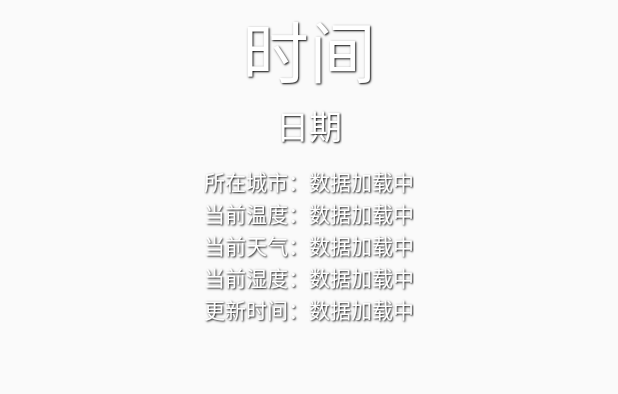
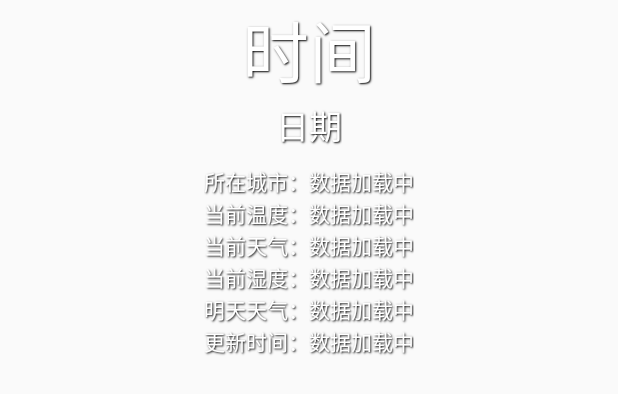
Before and after one commit to dreamlin/JiaApp, an Android app: the layout widget.xml on its own in the app's theme, with its tools: preview values and no code run, on a phone screen of 412 x 824 dp. Shown: the top 394 px of the screen. Run offline under Robolectric (Android 15) with nearby library versions, the phone set to English and light mode, and no system bars.

Commit message:
功能优化

```diff
--- a/app/src/main/java/org/baiyu/jiaapp/TimerService.java
+++ b/app/src/main/java/org/baiyu/jiaapp/TimerService.java
@@ -121,7 +121,11 @@ public class TimerService extends Service {
             List<WeatherInfoBean> weatherInfoBeanList = DataSupport.where("cityName = ?", cityName).find(WeatherInfoBean.class);
             if (weatherInfoBeanList.size() > 0) {
                 WeatherInfoBean weatherInfoBean = weatherInfoBeanList.get(0);
-                updateWeatherViews(weatherInfoBean.getCityName(), weatherInfoBean.getTemperatur(), weatherInfoBean.getHumidity(), weatherInfoBean.getInfo(), weatherInfoBean.getDataUptime());
+
+                List<WeatherBean> weatherBeanList = DataSupport.where("cityName = ?", cityName).find(WeatherBean.class);
+                String tomorrow = weatherBeanList.get(1).getInfo() + " " + weatherBeanList.get(1).getTemperature() + "℃";
+
+                updateWeatherViews(weatherInfoBean.getCityName(), weatherInfoBean.getTemperatur(), weatherInfoBean.getHumidity(), weatherInfoBean.getInfo(), tomorrow, weatherInfoBean.getDataUptime());
             }
             return;
         }
@@ -161,8 +165,6 @@ public class TimerService extends Service {
                         weatherInfoBean.setDataUptime(CommonUtil.getDataTime(dataUptime));
                         weatherInfoBean.setUpdateTime(new Date());
                         weatherInfoBean.save();
-                        //更新界面
-                        updateWeatherViews(weatherInfoBean.getCityName(), weatherInfoBean.getTemperatur(), weatherInfoBean.getHumidity(), weatherInfoBean.getInfo(), weatherInfoBean.getDataUptime());
                         //获取、保存天气信息
                         weatherBeanList = new ArrayList<WeatherBean>();
                         JSONArray weatherJson = dataJson.getJSONArray("weather");
@@ -194,6 +196,10 @@ public class TimerService extends Service {
                         DataSupport.deleteAll(WeatherBean.class, "cityName = ?", cityName);
                         DataSupport.saveAll(weatherBeanList);
 
+                        String tomorrow = weatherBeanList.get(1).getInfo() + " " + weatherBeanList.get(1).getTemperature() + "℃";
+                        //更新界面
+                        updateWeatherViews(weatherInfoBean.getCityName(), weatherInfoBean.getTemperatur(), weatherInfoBean.getHumidity(), weatherInfoBean.getInfo(), tomorrow, weatherInfoBean.getDataUptime());
+
                         //Toast.makeText(getApplicationContext(), "天气更新成功", Toast.LENGTH_SHORT).show();
                     } else {
                         //天气更新失败，天气预报接口有误
@@ -215,18 +221,21 @@ public class TimerService extends Service {
 
     /**
      * 更新界面天气信息
+     *
      * @param cityName
      * @param temperatur
      * @param humidity
      * @param info
+     * @param tomorrow
      * @param dataUptime
      */
-    private void updateWeatherViews(String cityName, String temperatur, String humidity, String info, String dataUptime) {
+    private void updateWeatherViews(String cityName, String temperatur, String humidity, String info, String tomorrow, String dataUptime) {
         RemoteViews rv = new RemoteViews(getPackageName(), R.layout.widget);
         rv.setTextViewText(R.id.widget_tv_city_name_value, cityName);
         rv.setTextViewText(R.id.widget_tv_temperature_value, temperatur);
         rv.setTextViewText(R.id.widget_tv_humidity_value, humidity);
         rv.setTextViewText(R.id.widget_tv_info_value, info);
+        rv.setTextViewText(R.id.widget_tv_tomorrow_value, tomorrow);
         rv.setTextViewText(R.id.widget_tv_dataUptime_value, dataUptime);
         AppWidgetManager manager = AppWidgetManager.getInstance(getApplicationContext());
         ComponentName cn = new ComponentName(getApplicationContext(), WidgetProvider.class);
--- a/app/src/main/res/layout/widget.xml
+++ b/app/src/main/res/layout/widget.xml
@@ -135,10 +135,35 @@
             android:textColor="@color/white" />
 
         <TextView
+            android:id="@+id/widget_tv_tomorrow"
+            android:layout_width="wrap_content"
+            android:layout_height="wrap_content"
+            android:layout_below="@id/widget_tv_humidity"
+            android:shadowColor="#ff000000"
+            android:shadowDx="1"
+            android:shadowDy="1"
+            android:shadowRadius="1"
+            android:text="明天天气："
+            android:textColor="@color/white" />
+
+        <TextView
+            android:id="@+id/widget_tv_tomorrow_value"
+            android:layout_width="wrap_content"
+            android:layout_height="wrap_content"
+            android:layout_below="@id/widget_tv_humidity_value"
+            android:layout_toRightOf="@id/widget_tv_tomorrow"
+            android:shadowColor="#ff000000"
+            android:shadowDx="1"
+            android:shadowDy="1"
+            android:shadowRadius="1"
+            android:text="@string/wait_load"
+            android:textColor="@color/white" />
+
+        <TextView
             android:id="@+id/widget_tv_dataUptime"
             android:layout_width="wrap_content"
             android:layout_height="wrap_content"
-            android:layout_below="@id/widget_tv_humidity"
+            android:layout_below="@id/widget_tv_tomorrow"
             android:shadowColor="#ff000000"
             android:shadowDx="1"
             android:shadowDy="1"
@@ -150,7 +175,7 @@
             android:id="@+id/widget_tv_dataUptime_value"
             android:layout_width="wrap_content"
             android:layout_height="wrap_content"
-            android:layout_below="@id/widget_tv_humidity_value"
+            android:layout_below="@id/widget_tv_tomorrow"
             android:layout_toRightOf="@id/widget_tv_dataUptime"
             android:shadowColor="#ff000000"
             android:shadowDx="1"
```
